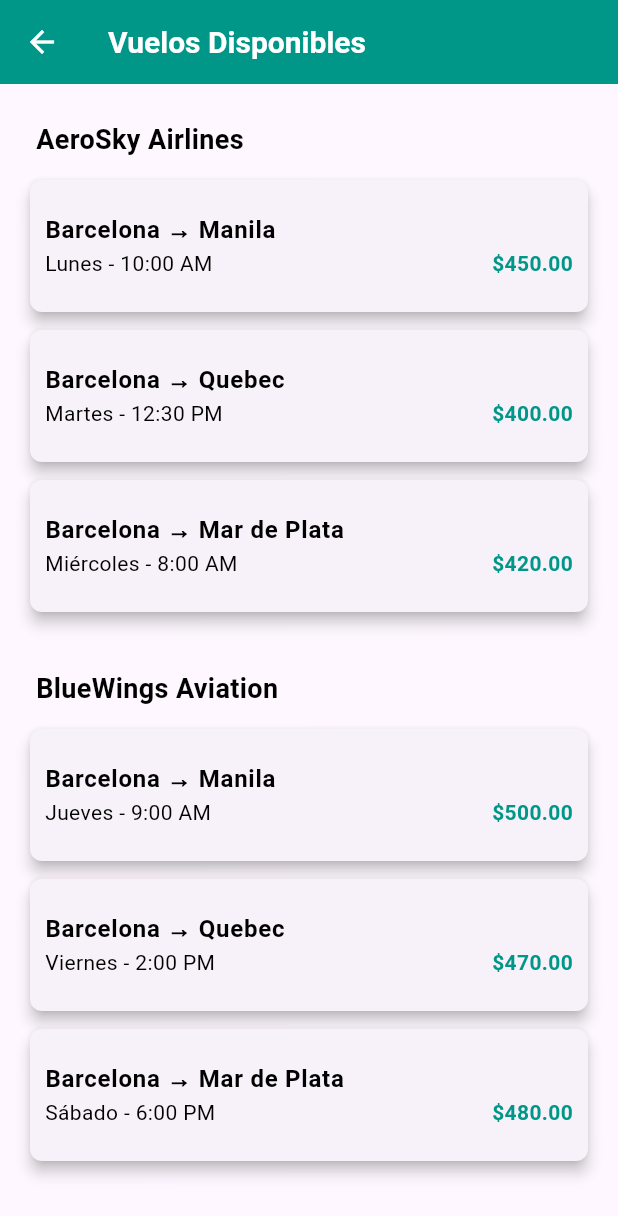
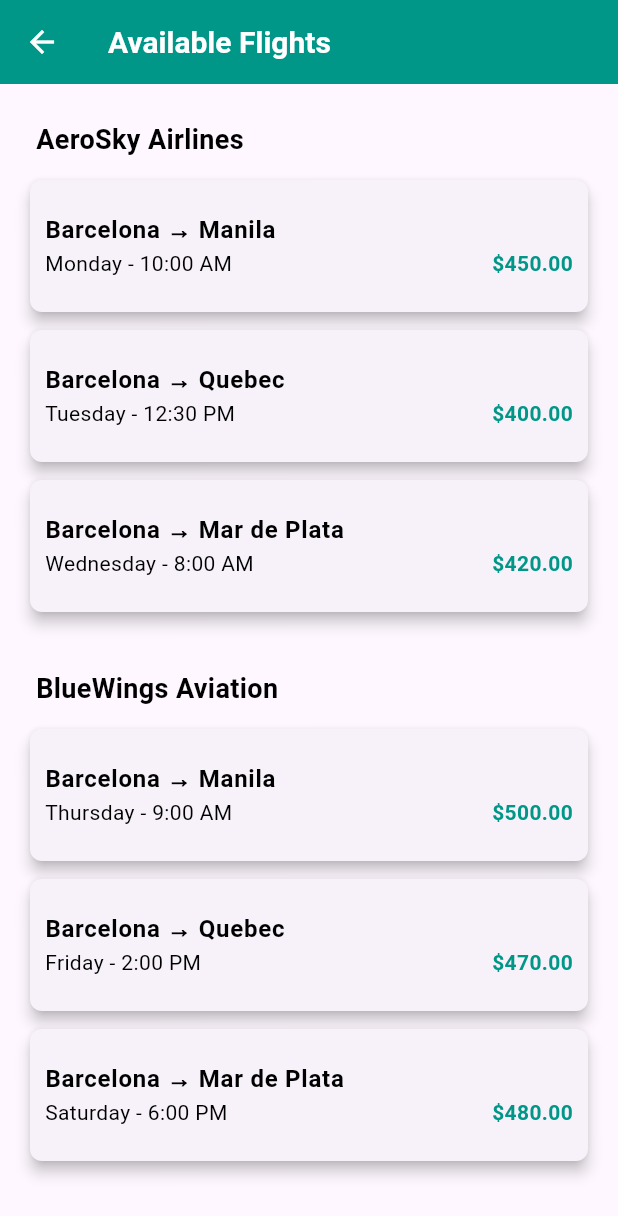
Before and after one commit to poksyy/travel-app-dart, a Flutter app: the FlightScreen screen opened directly, on a phone screen of 412 x 824 dp. Shown: the top 1216 px of the screen. Run offline on Flutter 3.47's test engine with Material 3 defaults, Android fonts, the phone set to English and light mode, and no system bars.

Commit message:
FEAT(Flights): Added flight details if you click on them.

```diff
--- a/lib/data/flights_data.dart
+++ b/lib/data/flights_data.dart
@@ -4,7 +4,7 @@ class FlightsData {
   static final List<Flight> flights = [
     Flight(
       company: 'AeroSky Airlines',
-      day: 'Lunes',
+      day: 'Monday',
       hour: '10:00 AM',
       departureCity: 'Barcelona',
       arrivalCity: 'Manila',
@@ -12,7 +12,7 @@ class FlightsData {
     ),
     Flight(
       company: 'AeroSky Airlines',
-      day: 'Martes',
+      day: 'Tuesday',
       hour: '12:30 PM',
       departureCity: 'Barcelona',
       arrivalCity: 'Quebec',
@@ -20,7 +20,7 @@ class FlightsData {
     ),
     Flight(
       company: 'AeroSky Airlines',
-      day: 'Miércoles',
+      day: 'Wednesday',
       hour: '8:00 AM',
       departureCity: 'Barcelona',
       arrivalCity: 'Mar de Plata',
@@ -28,7 +28,7 @@ class FlightsData {
     ),
     Flight(
       company: 'BlueWings Aviation',
-      day: 'Jueves',
+      day: 'Thursday',
       hour: '9:00 AM',
       departureCity: 'Barcelona',
       arrivalCity: 'Manila',
@@ -36,7 +36,7 @@ class FlightsData {
     ),
     Flight(
       company: 'BlueWings Aviation',
-      day: 'Viernes',
+      day: 'Friday',
       hour: '2:00 PM',
       departureCity: 'Barcelona',
       arrivalCity: 'Quebec',
@@ -44,7 +44,7 @@ class FlightsData {
     ),
     Flight(
       company: 'BlueWings Aviation',
-      day: 'Sábado',
+      day: 'Saturday',
       hour: '6:00 PM',
       departureCity: 'Barcelona',
       arrivalCity: 'Mar de Plata',
--- a/lib/screens/flights_screen.dart
+++ b/lib/screens/flights_screen.dart
@@ -1,6 +1,7 @@
 import 'package:flutter/material.dart';
 import 'package:form_and_list/data/flights_data.dart';
 import 'package:form_and_list/models/flight.dart';
+import 'package:form_and_list/screens/flight_details_screen.dart';
 
 class FlightScreen extends StatelessWidget {
   @override
@@ -16,7 +17,7 @@ class FlightScreen extends StatelessWidget {
 
     return Scaffold(
       appBar: AppBar(
-        title: const Text('Vuelos Disponibles'),
+        title: const Text('Available Flights'),
         backgroundColor: Theme.of(context).primaryColor,
       ),
       body: ListView.builder(
@@ -31,7 +32,7 @@ class FlightScreen extends StatelessWidget {
               crossAxisAlignment: CrossAxisAlignment.start,
               children: [
                 Padding(
-                  padding: const EdgeInsets.only(left: 16.0, bottom: 8.0, top: 16.0),  // Espacio superior agregado
+                  padding: const EdgeInsets.only(left: 16.0, bottom: 8.0, top: 16.0),
                   child: Text(
                     company,
                     style: TextStyle(
@@ -73,6 +74,15 @@ class FlightScreen extends StatelessWidget {
                             ),
                           ],
                         ),
+                        onTap: () {
+                          // Navigate to FlightDetailsScreen when tapped
+                          Navigator.push(
+                            context,
+                            MaterialPageRoute(
+                              builder: (context) => FlightDetailsScreen(flight: flight),
+                            ),
+                          );
+                        },
                       ),
                     );
                   }).toList(),
```
Also changed, not shown: lib/screens/flight_details_screen.dart (added, +42 -0 lines).
